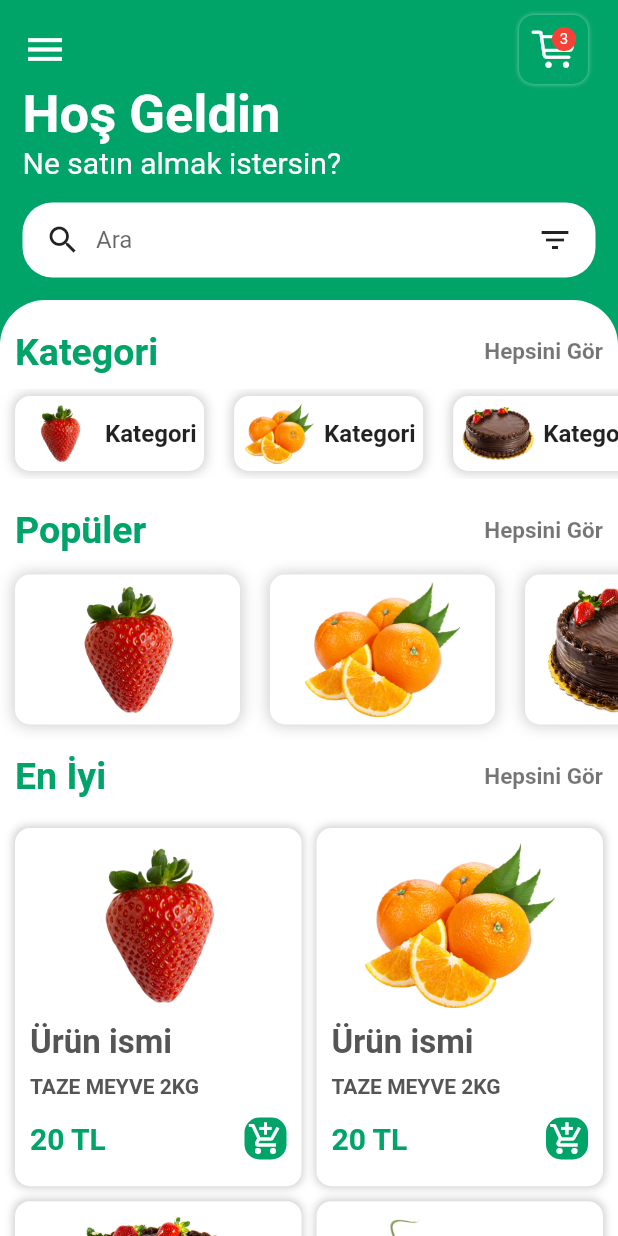
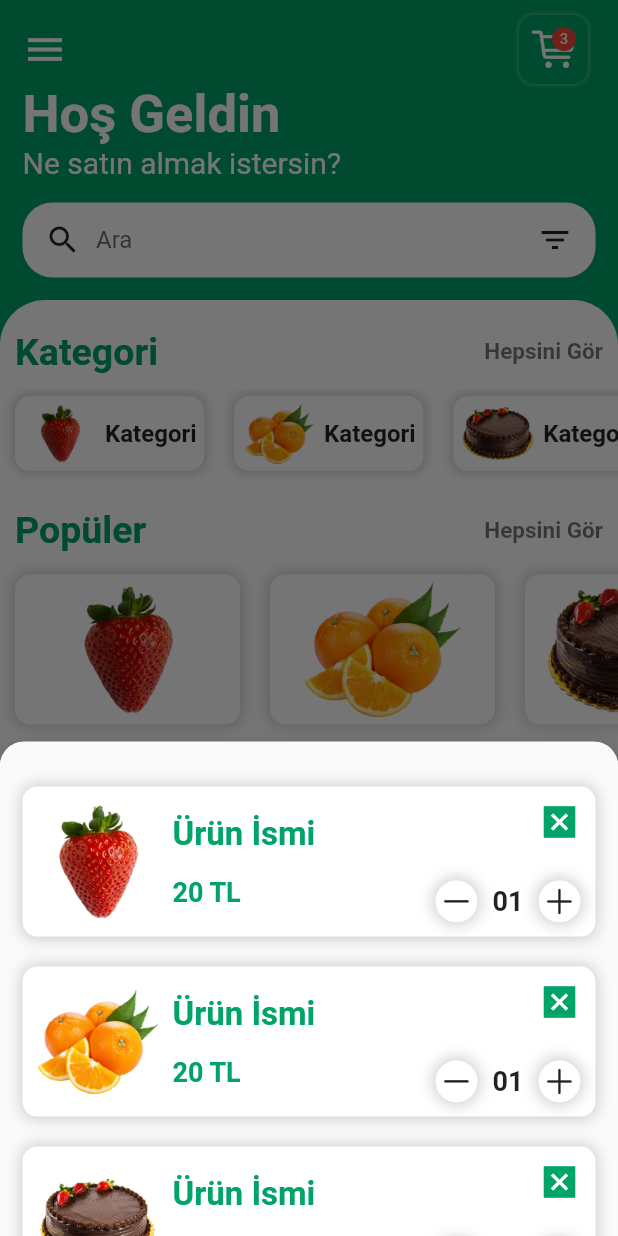
Before and after one commit to hakankrgz/GROCER_APP, a Flutter app: the HomePage screen opened by its route, after a tap on an icon or button, on a phone screen of 412 x 824 dp. Run offline on Flutter 3.47's test engine with Material 2 defaults, Android fonts, the phone set to English and light mode, and no system bars; drawn by our look-alikes of sliding_sheet.

Commit message:
Sepet butonu aktifleşti ve program son hali

```diff
--- a/lib/pages/HomePage.dart
+++ b/lib/pages/HomePage.dart
@@ -3,6 +3,8 @@ import 'package:flutter/material.dart';
 import 'package:grocer_app/widgets/CategoriesWidget.dart';
 import 'package:grocer_app/widgets/PopularItemsWidget.dart';
 import 'package:grocer_app/widgets/ItemsWidget.dart';
+import 'package:grocer_app/widgets/BottomCartSheet.dart';
+import 'package:sliding_sheet/sliding_sheet.dart';
 
 class HomePage extends StatelessWidget {
   @override
@@ -34,11 +36,25 @@ class HomePage extends StatelessWidget {
                             color: Colors.white.withOpacity(0.5),
                             blurRadius: 2,
                           ),
-                          ]),
+                        ],
+                      ),
                       child: Stack(
                         children: [
                           InkWell(
-                            onTap: () {},
+                            onTap: () {
+                              showSlidingBottomSheet(
+                                context,
+                                builder: (context) {
+                                  return SlidingSheetDialog(
+                                    elevation: 8,
+                                    cornerRadius: 16,
+                                    builder: (context, state) {
+                                      return BottomCartSheet();
+                                    },
+                                  );
+                                },
+                              );
+                            },
                             child: Icon(
                               CupertinoIcons.cart,
                               size: 30,
--- a/lib/pages/ItemPage.dart
+++ b/lib/pages/ItemPage.dart
@@ -99,7 +99,7 @@ class ItemPage extends StatelessWidget {
                       ),
                     ),
                     Row(
-                      //mainAxisAlignment: MainAxisAlignment.spaceBetween,
+                      mainAxisAlignment: MainAxisAlignment.spaceBetween,
                       children: [
                         Icon(
                           Icons.star,
@@ -119,7 +119,7 @@ class ItemPage extends StatelessWidget {
                     Padding(
                       padding: EdgeInsets.symmetric(vertical: 20),
                       child: Column(
-                        //crossAxisAlignment: CrossAxisAlignment.start,
+                        crossAxisAlignment: CrossAxisAlignment.start,
                         children: [
                           Text(
                             "Açıklama",
--- a/lib/pages/SplashScreen.dart
+++ b/lib/pages/SplashScreen.dart
@@ -46,7 +46,7 @@ class SplashScreen extends StatelessWidget {
                   ),
                 ),
               ),
-            )
+            ),
           ],
         ),
       ),
--- /dev/null
+++ b/lib/widgets/BottomCartSheet.dart
@@ -0,0 +1,254 @@
+import 'package:flutter/material.dart';
+import 'package:flutter/cupertino.dart';
+
+class BottomCartSheet extends StatelessWidget {
+  @override
+  Widget build(BuildContext context) {
+    return Material(
+      child: Container(
+        padding: EdgeInsets.only(top: 20),
+        height: 600,
+        child: Column(
+          mainAxisAlignment: MainAxisAlignment.spaceBetween,
+          children: [
+            Container(
+              height: 500,
+              child: SingleChildScrollView(
+                child: Column(
+                  children: [
+                    for (int i = 1; i < 4; i++)
+                      Container(
+                        margin:
+                            EdgeInsets.symmetric(vertical: 10, horizontal: 15),
+                        decoration: BoxDecoration(
+                          borderRadius: BorderRadius.circular(10),
+                          color: Colors.white,
+                          boxShadow: [
+                            BoxShadow(
+                                color: Colors.grey.withOpacity(0.5),
+                                spreadRadius: 1,
+                                blurRadius: 8),
+                          ],
+                        ),
+                        child: Row(
+                          children: [
+                            Padding(
+                              padding: EdgeInsets.all(10),
+                              child: Image.asset(
+                                "images/$i.png",
+                                height: 80,
+                                width: 80,
+                              ),
+                            ),
+                            Column(
+                              crossAxisAlignment: CrossAxisAlignment.start,
+                              children: [
+                                Container(
+                                  margin: EdgeInsets.only(bottom: 15),
+                                  child: Text(
+                                    "Ürün İsmi",
+                                    style: TextStyle(
+                                      color: Color(0xFF00A368),
+                                      fontSize: 22,
+                                      fontWeight: FontWeight.bold,
+                                    ),
+                                  ),
+                                ),
+                                Container(
+                                  child: Text(
+                                    "20 TL",
+                                    style: TextStyle(
+                                      color: Color(0xFF00A368),
+                                      fontSize: 18,
+                                      fontWeight: FontWeight.bold,
+                                    ),
+                                  ),
+                                ),
+                              ],
+                            ),
+                            Spacer(),
+                            Padding(
+                              padding: EdgeInsets.symmetric(horizontal: 10),
+                              child: Column(
+                                crossAxisAlignment: CrossAxisAlignment.end,
+                                children: [
+                                  Icon(
+                                    Icons.disabled_by_default,
+                                    color: Color(0xFF00A368),
+                                    size: 28,
+                                  ),
+                                  SizedBox(height: 25),
+                                  Row(
+                                    children: [
+                                      Container(
+                                        padding: EdgeInsets.all(2),
+                                        decoration: BoxDecoration(
+                                          color: Colors.white,
+                                          borderRadius:
+                                              BorderRadius.circular(20),
+                                          boxShadow: [
+                                            BoxShadow(
+                                                color: Colors.grey
+                                                    .withOpacity(0.5),
+                                                spreadRadius: 2,
+                                                blurRadius: 8),
+                                          ],
+                                        ),
+                                        child: Icon(CupertinoIcons.minus),
+                                      ),
+                                      Container(
+                                        margin: EdgeInsets.symmetric(
+                                            horizontal: 10),
+                                        child: Text(
+                                          "01",
+                                          style: TextStyle(
+                                              fontSize: 18,
+                                              fontWeight: FontWeight.bold),
+                                        ),
+                                      ),
+                                      Container(
+                                        padding: EdgeInsets.all(2),
+                                        decoration: BoxDecoration(
+                                          color: Colors.white,
+                                          borderRadius:
+                                              BorderRadius.circular(20),
+                                          boxShadow: [
+                                            BoxShadow(
+                                                color: Colors.grey
+                                                    .withOpacity(0.5),
+                                                spreadRadius: 2,
+                                                blurRadius: 8),
+                                          ],
+                                        ),
+                                        child: Icon(CupertinoIcons.plus),
+                                      ),
+                                    ],
+                                  ),
+                                ],
+                              ),
+                            ),
+                          ],
+                        ),
+                      ),
+                    Container(
+                      margin:
+                          EdgeInsets.symmetric(vertical: 10, horizontal: 15),
+                      padding: EdgeInsets.all(15),
+                      decoration: BoxDecoration(
+                        color: Colors.white,
+                        borderRadius: BorderRadius.circular(10),
+                        boxShadow: [
+                          BoxShadow(
+                            color: Colors.grey.withOpacity(0.5),
+                            spreadRadius: 1,
+                            blurRadius: 8,
+                          ),
+                        ],
+                      ),
+                      child: Column(
+                        children: [
+                          Row(
+                            mainAxisAlignment: MainAxisAlignment.spaceBetween,
+                            children: [
+                              Text(
+                                "Teslimat Ücreti:",
+                                style: TextStyle(
+                                  fontSize: 18,
+                                  fontWeight: FontWeight.bold,
+                                  color: Color(0xFF00A368),
+                                ),
+                              ),
+                              Text(
+                                "60 TL",
+                                style: TextStyle(
+                                  fontSize: 18,
+                                  fontWeight: FontWeight.bold,
+                                  color: Color(0xFF00A368),
+                                ),
+                              ),
+                            ],
+                          ),
+                          SizedBox(
+                            height: 5,
+                          ),
+                          Row(
+                            mainAxisAlignment: MainAxisAlignment.spaceBetween,
+                            children: [
+                              Text(
+                                "Ara Toplam:",
+                                style: TextStyle(
+                                  fontSize: 18,
+                                  fontWeight: FontWeight.bold,
+                                  color: Color(0xFF00A368),
+                                ),
+                              ),
+                              Text(
+                                "60 TL",
+                                style: TextStyle(
+                                  fontSize: 18,
+                                  fontWeight: FontWeight.bold,
+                                  color: Color(0xFF00A368),
+                                ),
+                              ),
+                            ],
+                          ),
+                        ],
+                      ),
+                    ),
+                  ],
+                ),
+              ),
+            ),
+            Container(
+              padding: EdgeInsets.symmetric(horizontal: 20),
+              height: 80,
+              decoration: BoxDecoration(
+                color: Colors.white,
+                borderRadius: BorderRadius.circular(20),
+                boxShadow: [
+                  BoxShadow(
+                    color: Colors.grey.withOpacity(0.5),
+                    spreadRadius: 1,
+                    blurRadius: 8,
+                  ),
+                ],
+              ),
+              child: Row(
+                mainAxisAlignment: MainAxisAlignment.spaceBetween,
+                children: [
+                  Text(
+                    "66 TL",
+                    style: TextStyle(
+                      fontSize: 25,
+                      color: Color(0xFF00A368),
+                      fontWeight: FontWeight.bold,
+                    ),
+                  ),
+                  InkWell(
+                    onTap: () {},
+                    child: Container(
+                      padding:
+                          EdgeInsets.symmetric(vertical: 15, horizontal: 20),
+                      decoration: BoxDecoration(
+                        color: Color(0xFF00A368),
+                        borderRadius: BorderRadius.circular(30),
+                      ),
+                      child: Text(
+                        "Ödeme Yap",
+                        style: TextStyle(
+                          color: Colors.white,
+                          fontSize: 18,
+                          fontWeight: FontWeight.bold,
+                        ),
+                      ),
+                    ),
+                  ),
+                ],
+              ),
+            ),
+          ],
+        ),
+      ),
+    );
+  }
+}
--- a/lib/widgets/CategoriesWidget.dart
+++ b/lib/widgets/CategoriesWidget.dart
@@ -33,7 +33,7 @@ class CategoriesWidget extends StatelessWidget {
           //satır yatay olarak kaydırılabilir
           scrollDirection: Axis.horizontal,
           child: Row(
-            //mainAxisAlignment: MainAxisAlignment.start,
+            mainAxisAlignment: MainAxisAlignment.start,
             children: [
               for (int i = 1; i < 8; i++)
                 Container(
--- a/lib/widgets/ItemsWidget.dart
+++ b/lib/widgets/ItemsWidget.dart
@@ -123,7 +123,7 @@ class ItemsWidget extends StatelessWidget {
                           ),
                         ],
                       ),
-                    )
+                    ),
                   ],
                 ),
               ),
--- a/pubspec.yaml
+++ b/pubspec.yaml
@@ -36,6 +36,7 @@ dependencies:
   # Use with the CupertinoIcons class for iOS style icons.
   cupertino_icons: ^1.0.2
   badges: ^3.1.1
+  sliding_sheet: ^0.5.2
 
 dev_dependencies:
   flutter_test:
```
Also changed, not shown: pubspec.lock. Lines whose indentation alone changed are shown as unchanged.
